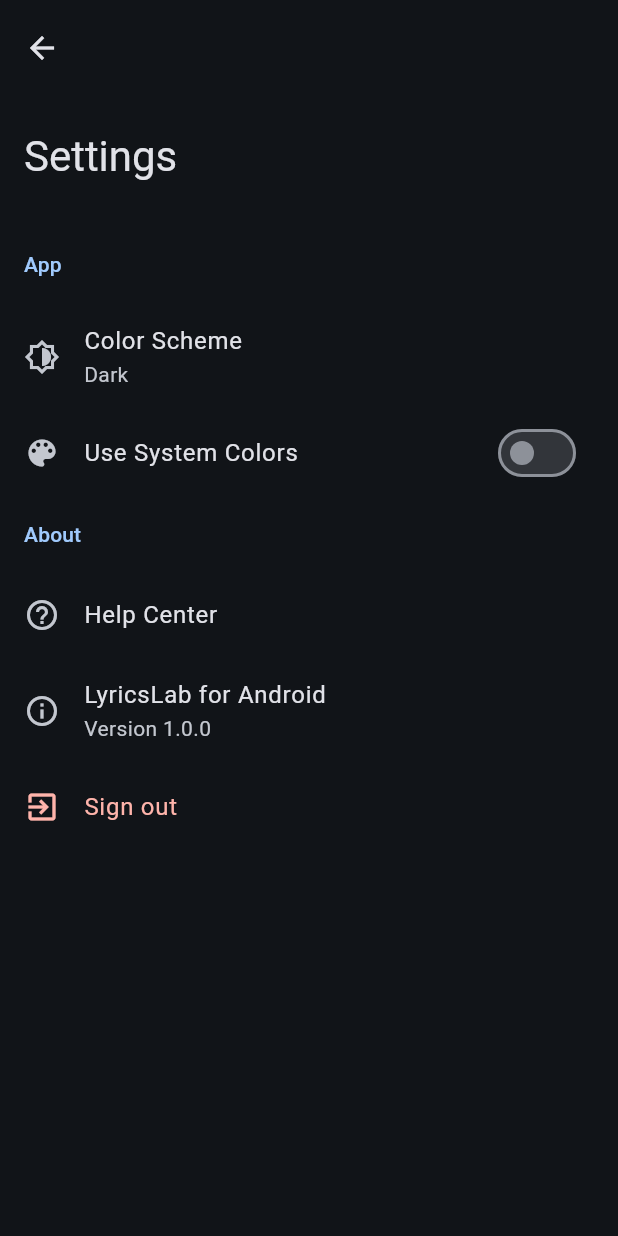
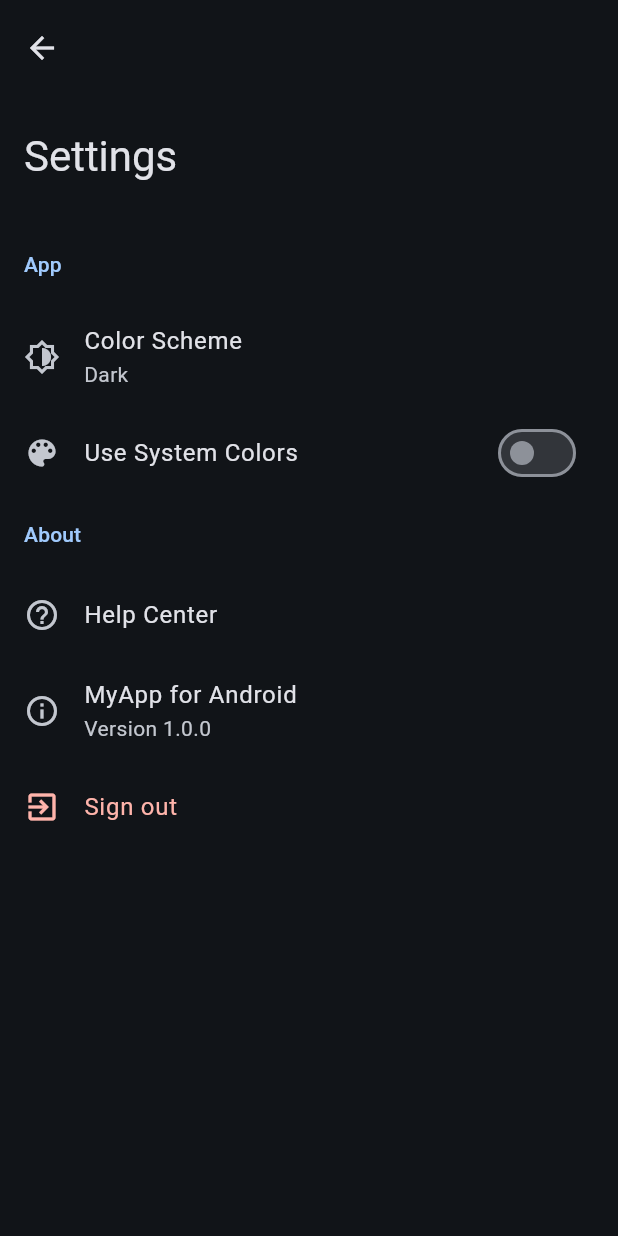
Before and after one commit to stickerdaniel/flutter-app-quickstart, a Flutter app: the screen it shows after launch, after a tap on the "settings" icon, on a phone screen of 412 x 824 dp. Run offline on Flutter 3.47's test engine with Material 2 defaults, Android fonts, the phone set to English and light mode, and no system bars; drawn by our look-alikes of dynamic_color; our stand-ins replace package_info_plus, shared_preferences.

Commit message:
Updated App Info

```diff
--- a/lib/screens/settings/settings_screen.dart
+++ b/lib/screens/settings/settings_screen.dart
@@ -149,7 +149,7 @@ class _SettingsScreenState extends State<SettingsScreen> {
                   ),
                   ListTile(
                     leading: const Icon(Icons.info_outline),
-                    title: const Text('LyricsLab for Android'),
+                    title: const Text('MyApp for Android'),
                     subtitle: Text(
                         'Version $_appVersion'), // using the state variable here
                     enableFeedback: false,
```
